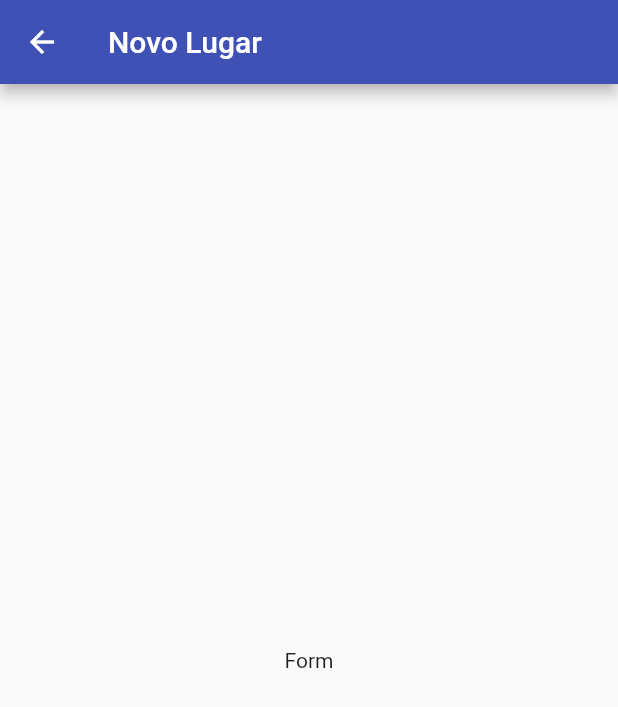
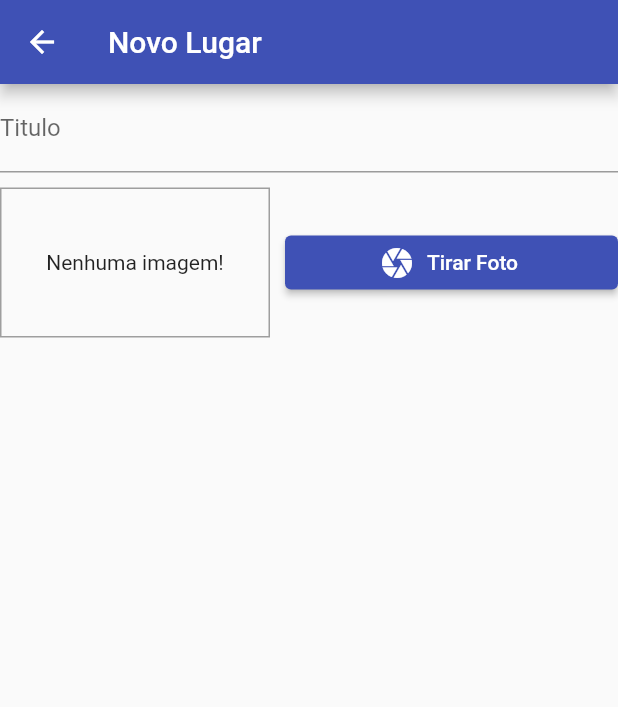
Before and after one commit to richardborgesdev/flutter-cod3r-great-places, a Flutter app: the PlaceFormScreen screen opened by its route, on a phone screen of 412 x 824 dp. Shown: the top 707 px of the screen. Run offline on Flutter 3.47's test engine with Material 2 defaults, Android fonts, the phone set to English and light mode, and no system bars.

Commit message:
chore: camera input

```diff
--- a/lib/screens/place_form_screen.dart
+++ b/lib/screens/place_form_screen.dart
@@ -1,4 +1,5 @@
 import 'package:flutter/material.dart';
+import 'package:greate_places/widgets/image_input.dart';
 
 class PlaceFormScreen extends StatefulWidget {
   const PlaceFormScreen({super.key});
@@ -14,8 +15,18 @@ class _PlaceFormScreenState extends State<PlaceFormScreen> {
       appBar: AppBar(
         title: const Text('Novo Lugar'),
       ),
-      body: const Center(
-        child: const Text('Form'),
+      body: Column(
+        children: [
+          TextField(
+            decoration: InputDecoration(
+              labelText: 'Titulo',
+            ),
+          ),
+          SizedBox(
+            height: 10,
+          ),
+          ImageInput()
+        ],
       ),
     );
   }
--- /dev/null
+++ b/lib/widgets/image_input.dart
@@ -0,0 +1,44 @@
+import 'package:flutter/material.dart';
+
+class ImageInput extends StatefulWidget {
+  const ImageInput({super.key});
+
+  @override
+  State<ImageInput> createState() => _ImageInputState();
+}
+
+class _ImageInputState extends State<ImageInput> {
+  @override
+  Widget build(BuildContext context) {
+    return Row(
+      children: [
+        Container(
+          width: 180,
+          height: 100,
+          decoration: BoxDecoration(
+            border: Border.all(
+              width: 1,
+              color: Colors.grey,
+            ),
+          ),
+          alignment: Alignment.center,
+          child: const Text(
+            'Nenhuma imagem!',
+          ),
+        ),
+        const SizedBox(
+          width: 10,
+        ),
+        Expanded(
+          child: ElevatedButton.icon(
+            onPressed: () {},
+            icon: const Icon(Icons.camera),
+            label: const Text(
+              'Tirar Foto',
+            ),
+          ),
+        )
+      ],
+    );
+  }
+}
```
